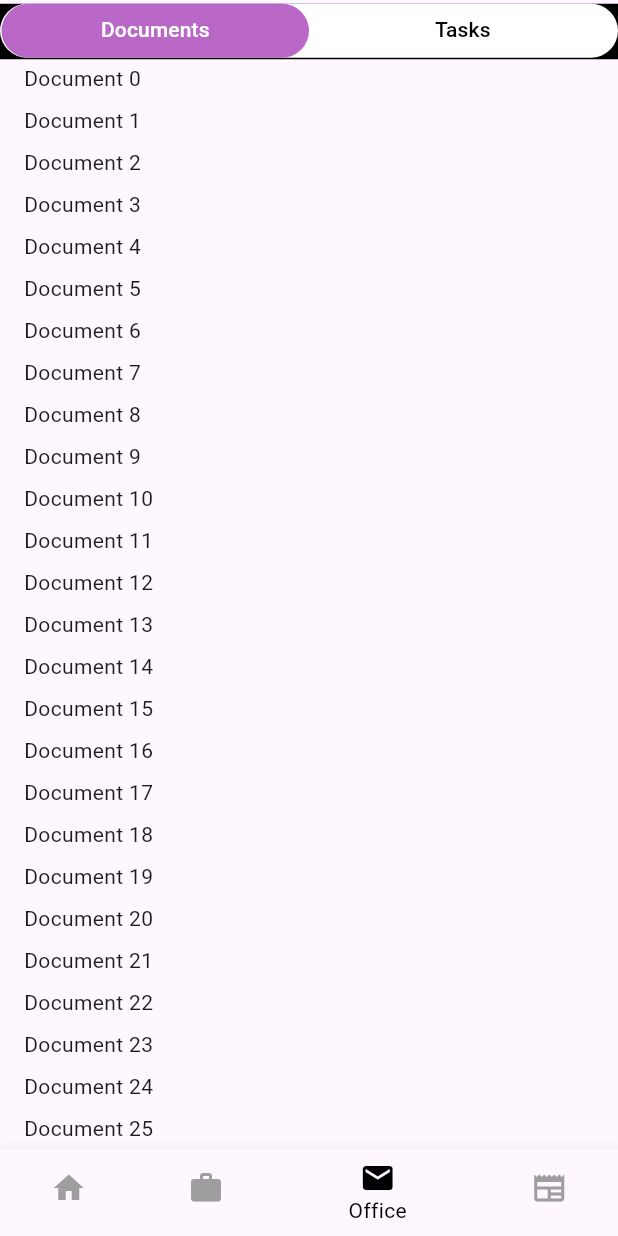
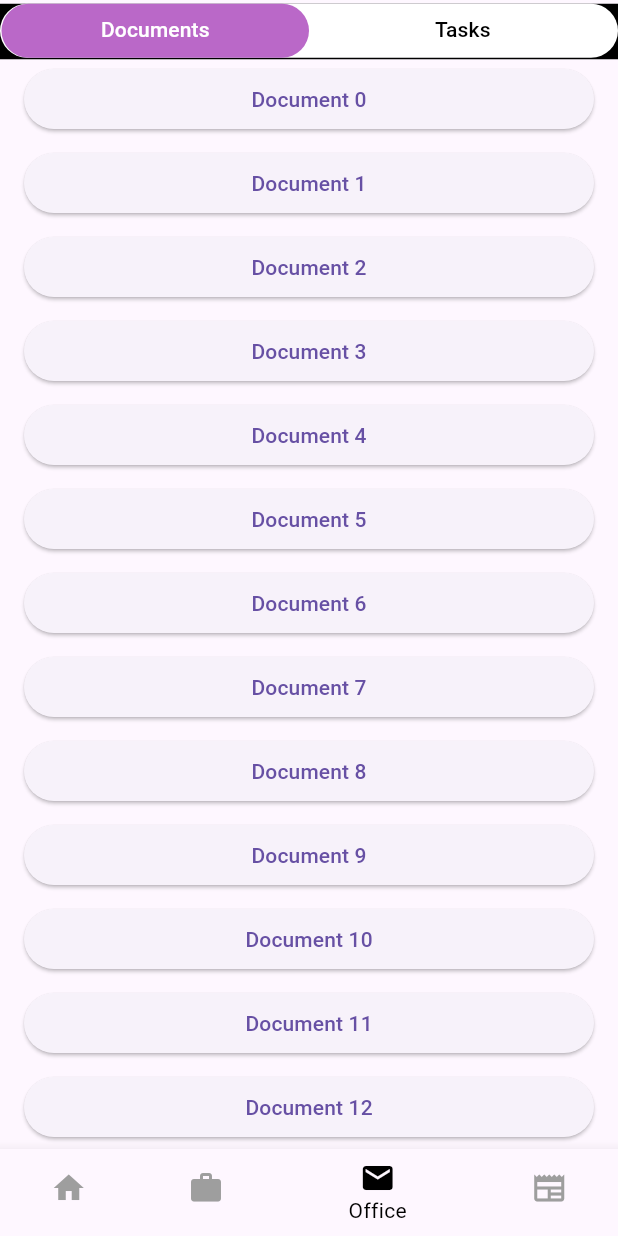
Before and after one commit to ike20013/nav_experimental, a Flutter app: the screen it shows after launch, item 3 of the bottom bar chosen, on a phone screen of 412 x 824 dp. Run offline on Flutter 3.47's test engine with Material 3 defaults, Android fonts, the light colour scheme and no system bars; our stand-ins replace go_router.

Commit message:
Сделал роутинг табов для фиксированных табов в офисе

```diff
--- a/lib/routes/routes.dart
+++ b/lib/routes/routes.dart
@@ -99,13 +99,26 @@ final shellRouter = GoRouter(
         ),
         StatefulShellBranch(
           observers: [MyNavObserver()],
-          initialLocation: '/office',
+          initialLocation: '/office/documents',
           navigatorKey: _officeNavigatorKey,
           routes: [
             GoRoute(
               name: 'office',
               path: '/office',
-              builder: (context, state) => const OfficePage(),
+              builder: (context, state) => const Scaffold(),
+              routes: [
+                StatefulShellRoute(
+                  parentNavigatorKey: _officeNavigatorKey,
+                  builder: (context, state, officeNavigationShell) =>
+                      officeNavigationShell,
+                  navigatorContainerBuilder:
+                      (context, officeNavigationShell, children) => OfficePage(
+                    officeNavigationShell: officeNavigationShell,
+                    children: children,
+                  ),
+                  branches: [
+                    StatefulShellBranch(
+                      observers: [MyNavObserver()],
                       routes: [
                         GoRoute(
                           path: 'documents',
@@ -126,10 +139,16 @@ final shellRouter = GoRouter(
 
                                 return true;
                               },
-                      builder: (context, state) => const DocumentsDetailsPage(),
+                              builder: (context, state) =>
+                                  const DocumentsDetailsPage(),
                             ),
                           ],
                         ),
+                      ],
+                    ),
+                    StatefulShellBranch(
+                      observers: [MyNavObserver()],
+                      routes: [
                         GoRoute(
                           path: 'tasks',
                           name: 'tasks',
@@ -139,6 +158,10 @@ final shellRouter = GoRouter(
                             return true;
                           },
                           builder: (context, state) => const TasksPage(),
+                        ),
+                      ],
+                    ),
+                  ],
                 ),
               ],
             ),
--- a/lib/screens/office/documents_page.dart
+++ b/lib/screens/office/documents_page.dart
@@ -1,4 +1,5 @@
 import 'package:flutter/material.dart';
+import 'package:go_router/go_router.dart';
 
 class DocumentsPage extends StatelessWidget {
   const DocumentsPage({super.key});
@@ -13,7 +14,7 @@ class DocumentsPage extends StatelessWidget {
           sliver: SliverList.separated(
             itemBuilder: (context, index) => GestureDetector(
                 // onTap: () => context.goNamed('newsDetail', pathParameters: {'id': '$index'}),
-                child: Text('Document $index')),
+                child: ElevatedButton(onPressed: () => context.goNamed('documents_details'), child: Text('Document $index')),),
             itemCount: 100,
             separatorBuilder: (context, index) => const SizedBox(height: 8),
           ),
--- a/lib/screens/office/office_page.dart
+++ b/lib/screens/office/office_page.dart
@@ -6,126 +6,46 @@ import 'package:navigation_experimental/screens/office/documents_page.dart';
 import 'package:navigation_experimental/screens/office/tasks_page.dart';
 import 'package:navigation_experimental/widgets/sliver_tab_bar.dart';
 
-// class OfficePage extends StatelessWidget {
-//   final StatefulNavigationShell officeNavigationShell;
-//   final List<Widget> children;
+class OfficePage extends StatelessWidget {
+  final StatefulNavigationShell officeNavigationShell;
+  final List<Widget> children;
 
-//   const OfficePage({
-//     super.key,
-//     required this.officeNavigationShell,
-//     required this.children,
-//   });
-
-//   @override
-//   Widget build(BuildContext context) {
-
-//     return DefaultTabController(
-//       length: children.length,
-//       initialIndex: officeNavigationShell.currentIndex,
-//       child: Builder(
-//         builder: (context) {
-//           final tabController = DefaultTabController.of(context);
-
-//           tabController.index = officeNavigationShell.currentIndex;
-
-//           tabController.addListener(() {
-//             if (tabController.indexIsChanging) {
-//               officeNavigationShell.goBranch(
-//                 tabController.index,
-//                 initialLocation: tabController.index == officeNavigationShell.currentIndex,
-//               );
-//             }
-//           });
-
-//           return Scaffold(
-//             appBar: AppBar(
-//               automaticallyImplyLeading: false,
-//               bottom: TabBar(
-//                 controller: tabController,
-//                 tabs: const [
-//                   Icon(Icons.abc),
-//                   Icon(Icons.ac_unit),
-//                 ],
-//               ),
-//             ),
-//             body: TabBarView(children: children),
-//           );
-//         },
-//       ),
-//     );
-//   }
-// }
-
-class OfficePage extends StatefulWidget {
-  const OfficePage({super.key});
-
-  @override
-  State<OfficePage> createState() => _OfficePageState();
-}
-
-class _OfficePageState extends State<OfficePage> with SingleTickerProviderStateMixin {
-  late final TabController _tabController;
-
-  late final Map<String, ScrollController> _scrollControllers;
-
-  @override
-  void initState() {
-    super.initState();
-
-    _scrollControllers = {};
-    const int initCategory = 0;
-
-    if (initCategory == -1) {
-      WidgetsFlutterBinding.ensureInitialized().addPostFrameCallback((_) {});
-    }
-
-    _tabController = TabController(
-      length: 2,
-      vsync: this,
-      initialIndex: initCategory != -1 ? initCategory : 0,
-    )..addListener(() {
-        if (!_tabController.indexIsChanging) {
-          log('${_tabController.index}');
-
-          final uriCategory =
-              GoRouter.of(context).routeInformationProvider.value.uri.queryParameters['category'];
-
-          // final int index = widget.categories.indexWhere((c) => c == uriCategory);
-
-          // if (index != _tabController.index) {
-          //   _goRouterUpdateCategory(widget.categories[_tabController.index]);
-          // }
-        }
-      });
-  }
-
-  @override
-  void didUpdateWidget(covariant OfficePage oldWidget) {
-    super.didUpdateWidget(oldWidget);
-    if (!_tabController.indexIsChanging) {
-      final uriCategory =
-          GoRouter.of(context).routeInformationProvider.value.uri.queryParameters['category'];
-
-      // final int index = widget.categories.indexWhere((c) => c == uriCategory);
-
-      // if (index != -1 && index != _tabController.index) {
-      //   log('update');
-      //   _tabController.animateTo(index);
-      // }
-    }
-  }
+  const OfficePage({
+    super.key,
+    required this.officeNavigationShell,
+    required this.children,
+  });
 
   @override
   Widget build(BuildContext context) {
-    return NestedScrollView(
+
+    return DefaultTabController(
+      length: children.length,
+      initialIndex: officeNavigationShell.currentIndex,
+      child: Builder(
+        builder: (context) {
+          final tabController = DefaultTabController.of(context);
+
+          tabController.index = officeNavigationShell.currentIndex;
+
+          tabController.addListener(() {
+            if (tabController.previousIndex != tabController.index) {
+              officeNavigationShell.goBranch(
+                tabController.index,
+                initialLocation: tabController.index == officeNavigationShell.currentIndex,
+              );
+            }
+          });
+
+          return NestedScrollView(
         headerSliverBuilder: (context, innerBoxIsScrolled) => [
               SliverTabBar(tabs: const [
                 Tab(text: 'Documents'),
                 Tab(text: 'Tasks'),
-              ], controller: _tabController),
+              ], controller: tabController),
             ],
         body: TabBarView(
-          controller: _tabController,
+          controller: tabController,
           children: const [
             // Tab1
             DocumentsPage(),
@@ -133,5 +53,88 @@ class _OfficePageState extends State<OfficePage> with SingleTickerProviderStateM
             TasksPage()
           ],
         ));
+        },
+      ),
+    );
   }
 }
+
+// class OfficePage extends StatefulWidget {
+//   const OfficePage({super.key});
+
+//   @override
+//   State<OfficePage> createState() => _OfficePageState();
+// }
+
+// class _OfficePageState extends State<OfficePage> with SingleTickerProviderStateMixin {
+//   late final TabController _tabController;
+
+//   late final Map<String, ScrollController> _scrollControllers;
+
+//   @override
+//   void initState() {
+//     super.initState();
+
+//     _scrollControllers = {};
+//     const int initCategory = 0;
+
+//     if (initCategory == -1) {
+//       WidgetsFlutterBinding.ensureInitialized().addPostFrameCallback((_) {});
+//     }
+
+//     _tabController = TabController(
+//       length: 2,
+//       vsync: this,
+//       initialIndex: initCategory != -1 ? initCategory : 0,
+//     )..addListener(() {
+//         if (!_tabController.indexIsChanging) {
+//           log('${_tabController.index}');
+
+//           final uriCategory =
+//               GoRouter.of(context).routeInformationProvider.value.uri.queryParameters['category'];
+
+//           // final int index = widget.categories.indexWhere((c) => c == uriCategory);
+
+//           // if (index != _tabController.index) {
+//           //   _goRouterUpdateCategory(widget.categories[_tabController.index]);
+//           // }
+//         }
+//       });
+//   }
+
+//   @override
+//   void didUpdateWidget(covariant OfficePage oldWidget) {
+//     super.didUpdateWidget(oldWidget);
+//     if (!_tabController.indexIsChanging) {
+//       final uriCategory =
+//           GoRouter.of(context).routeInformationProvider.value.uri.queryParameters['category'];
+
+//       // final int index = widget.categories.indexWhere((c) => c == uriCategory);
+
+//       // if (index != -1 && index != _tabController.index) {
+//       //   log('update');
+//       //   _tabController.animateTo(index);
+//       // }
+//     }
+//   }
+
+//   @override
+//   Widget build(BuildContext context) {
+    // return NestedScrollView(
+    //     headerSliverBuilder: (context, innerBoxIsScrolled) => [
+    //           SliverTabBar(tabs: const [
+    //             Tab(text: 'Documents'),
+    //             Tab(text: 'Tasks'),
+    //           ], controller: _tabController),
+    //         ],
+    //     body: TabBarView(
+    //       controller: _tabController,
+    //       children: const [
+    //         // Tab1
+    //         DocumentsPage(),
+    //         // Tab 2
+    //         TasksPage()
+    //       ],
+    //     ));
+//   }
+// }
```
Lines whose indentation alone changed are shown as unchanged.
